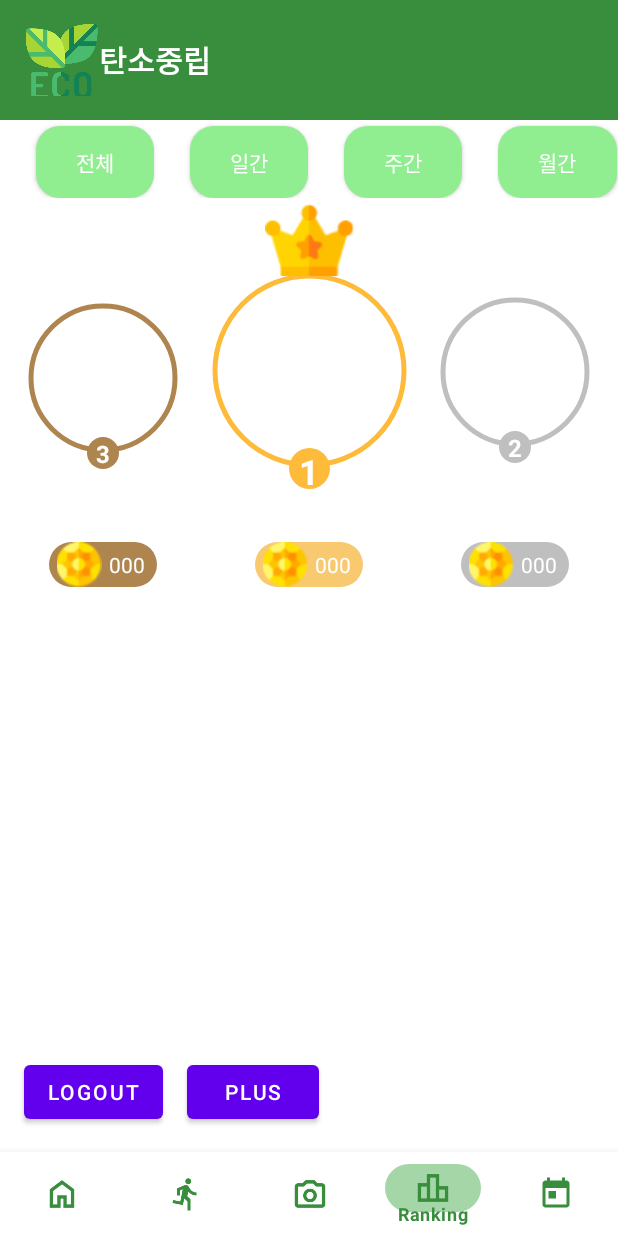
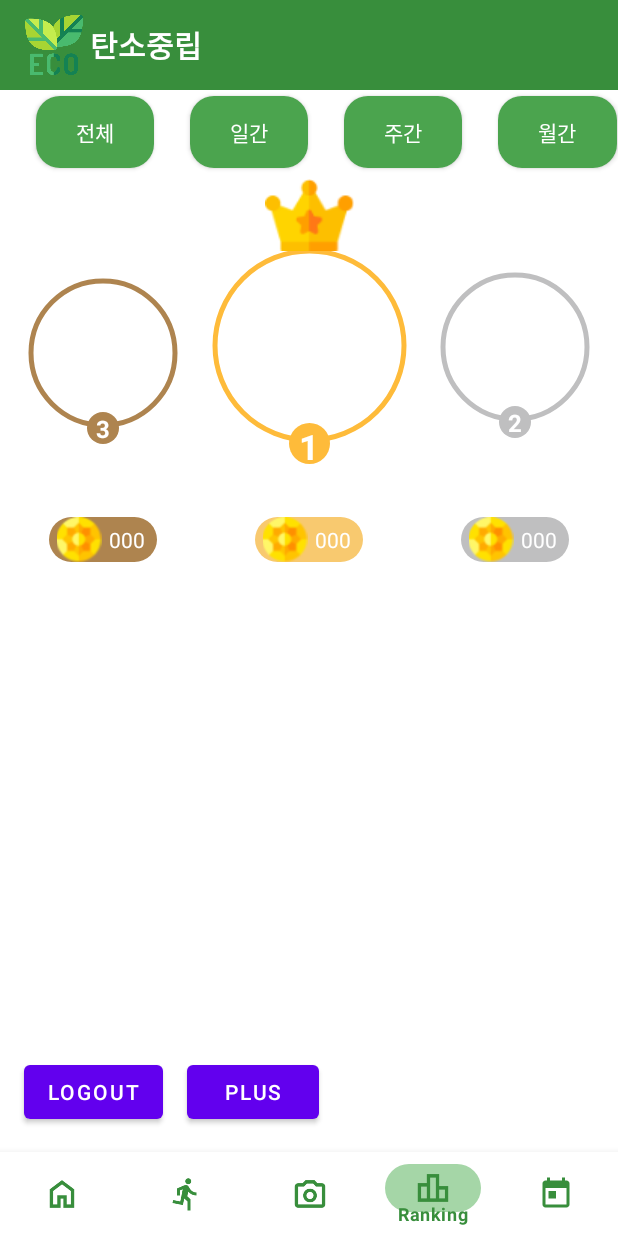
Before and after one commit to YTaewon/Carbon-Capstone-Project, an Android app built with Jetpack Compose: the screen it shows after launch once a user with an empty profile is signed in (MainActivity), item 4 of the bottom bar chosen, on a phone screen of 412 x 824 dp. Run offline under Robolectric (Android 15) with nearby library versions, the light colour scheme and no system bars; our stand-ins replace Firebase (no records; nobody signed in at launch, a user with empty details on screens opened directly), Timber, data binding.

Commit message:
소규모 디지인 변경

```diff
--- a/app/src/main/AndroidManifest.xml
+++ b/app/src/main/AndroidManifest.xml
@@ -57,9 +57,9 @@
         android:allowBackup="true"
         android:dataExtractionRules="@xml/data_extraction_rules"
         android:fullBackupContent="@xml/backup_rules"
-        android:icon="@mipmap/ic_launcher"
+        android:icon="@drawable/img"
         android:label="@string/app_name"
-        android:roundIcon="@mipmap/ic_launcher_round"
+        android:roundIcon="@drawable/img"
         android:supportsRtl="true"
         android:forceDarkAllowed="false"
         android:theme="@style/Theme.MyApplication12345"
--- a/app/src/main/res/drawable/green_background.xml
+++ b/app/src/main/res/drawable/green_background.xml
@@ -2,5 +2,5 @@
 <shape xmlns:android="http://schemas.android.com/apk/res/android"
     android:shape="rectangle">
     <corners android:radius="16dp" />
-    <solid android:color="@color/light_green" />
+    <solid android:color="#4BA44E" />
 </shape>
--- a/app/src/main/res/layout/activity_main.xml
+++ b/app/src/main/res/layout/activity_main.xml
@@ -11,14 +11,14 @@
         <androidx.appcompat.widget.Toolbar
             android:id="@+id/toolbar"
             android:layout_width="match_parent"
-            android:layout_height="80dp"
+            android:layout_height="60dp"
             android:background="@color/default_green"
-            android:padding="16dp">
+            android:padding="8dp">
 
             <ImageView
                 android:id="@+id/logo"
-                android:layout_width="50dp"
-                android:layout_height="50dp"
+                android:layout_width="40dp"
+                android:layout_height="40dp"
                 android:src="@drawable/img" />
 
             <TextView
@@ -26,7 +26,7 @@
                 android:layout_width="wrap_content"
                 android:layout_height="wrap_content"
                 android:layout_gravity="center_vertical"
-                android:layout_marginStart="16dp"
+                android:layout_marginStart="20dp"
                 android:text="탄소중립"
                 android:textColor="@color/white"
                 android:textSize="20sp"
@@ -46,7 +46,7 @@
             android:id="@+id/bottomNavigation"
             android:layout_width="match_parent"
             android:layout_height="wrap_content"
-            android:elevation="4dp"
+            android:elevation="8dp"
             android:background="@color/white"
             app:menu="@menu/bottom_nav_menu"
             app:itemActiveIndicatorStyle="@style/Theme.OneThree.Indicator"
--- a/app/src/main/res/layout/activity_ranking.xml
+++ b/app/src/main/res/layout/activity_ranking.xml
@@ -21,22 +21,21 @@
     <LinearLayout
         android:id="@+id/tabLayout"
         android:layout_width="0dp"
-        android:layout_height="wrap_content"
+        android:layout_height="55dp"
         android:orientation="horizontal"
-        app:layout_constraintTop_toBottomOf="@+id/header"
+        app:layout_constraintEnd_toEndOf="parent"
         app:layout_constraintStart_toStartOf="parent"
-        app:layout_constraintEnd_toEndOf="parent">
+        app:layout_constraintTop_toBottomOf="@+id/header">
 
         <androidx.appcompat.widget.AppCompatButton
             android:id="@+id/btn_now"
             android:layout_width="0dp"
             android:layout_height="wrap_content"
+            android:layout_marginStart="24dp"
+            android:layout_marginTop="4dp"
             android:layout_weight="0.333"
-            android:layout_marginTop="4dp"
-            android:layout_marginStart="24dp"
+            android:background="@drawable/green_background"
             android:elevation="4dp"
-            android:background="@drawable/green_background"
-
             android:text="전체"
             android:textColor="@android:color/white" />
 
@@ -44,11 +43,11 @@
             android:id="@+id/btn_daily"
             android:layout_width="0dp"
             android:layout_height="wrap_content"
+            android:layout_marginStart="24dp"
+            android:layout_marginTop="4dp"
             android:layout_weight="0.333"
-            android:layout_marginTop="4dp"
-            android:layout_marginStart="24dp"
+            android:background="@drawable/green_background"
             android:elevation="4dp"
-            android:background="@drawable/green_background"
             android:text="일간"
             android:textColor="@android:color/white" />
 
@@ -56,11 +55,11 @@
             android:id="@+id/btn_weekly"
             android:layout_width="0dp"
             android:layout_height="wrap_content"
+            android:layout_marginStart="24dp"
+            android:layout_marginTop="4dp"
             android:layout_weight="0.333"
-            android:layout_marginTop="4dp"
-            android:layout_marginStart="24dp"
+            android:background="@drawable/green_background"
             android:elevation="4dp"
-            android:background="@drawable/green_background"
             android:text="주간"
             android:textColor="@android:color/white" />
 
@@ -68,11 +67,11 @@
             android:id="@+id/btn_monthly"
             android:layout_width="0dp"
             android:layout_height="wrap_content"
+            android:layout_marginStart="24dp"
+            android:layout_marginTop="4dp"
             android:layout_weight="0.333"
-            android:layout_marginTop="4dp"
-            android:layout_marginStart="24dp"
+            android:background="@drawable/green_background"
             android:elevation="4dp"
-            android:background="@drawable/green_background"
             android:text="월간"
             android:textColor="@android:color/white" />
     </LinearLayout>
--- a/app/src/main/res/layout/activity_result.xml
+++ b/app/src/main/res/layout/activity_result.xml
@@ -14,7 +14,7 @@
         <androidx.appcompat.widget.Toolbar
             android:id="@+id/toolbar"
             android:layout_width="match_parent"
-            android:layout_height="80dp"
+            android:layout_height="60dp"
             android:background="@color/headerBackground"
             app:titleTextColor="@android:color/white">
 
--- a/app/src/main/res/layout/fragment_map.xml
+++ b/app/src/main/res/layout/fragment_map.xml
@@ -9,7 +9,7 @@
     <androidx.appcompat.widget.Toolbar
         android:id="@+id/toolbar"
         android:layout_width="match_parent"
-        android:layout_height="80dp"
+        android:layout_height="60dp"
         android:background="@color/headerBackground"
         app:titleTextColor="@android:color/white">
 
@@ -27,7 +27,7 @@
             android:layout_width="wrap_content"
             android:layout_height="wrap_content"
             android:textStyle="bold"
-            android:textSize="30dp"
+            android:textSize="25dp"
             android:padding="5dp"
             android:text="Selected Date"
             android:textColor="@android:color/white"
--- a/app/src/main/res/values/strings.xml
+++ b/app/src/main/res/values/strings.xml
@@ -1,5 +1,5 @@
 <resources>
-    <string name="app_name">My Application12345</string>
+    <string name="app_name">ECO</string>
     <!-- TODO: Remove or change this placeholder text -->
     <string name="hello_blank_fragment">Hello blank fragment</string>
     <string name="title_home">Home</string>
```
